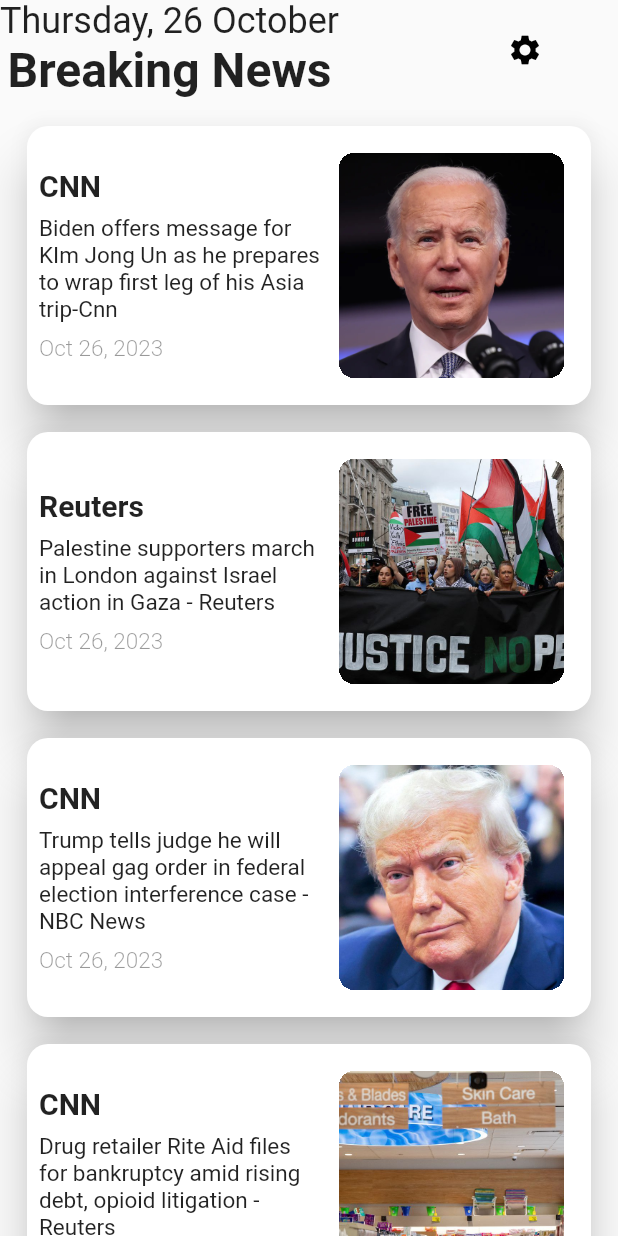
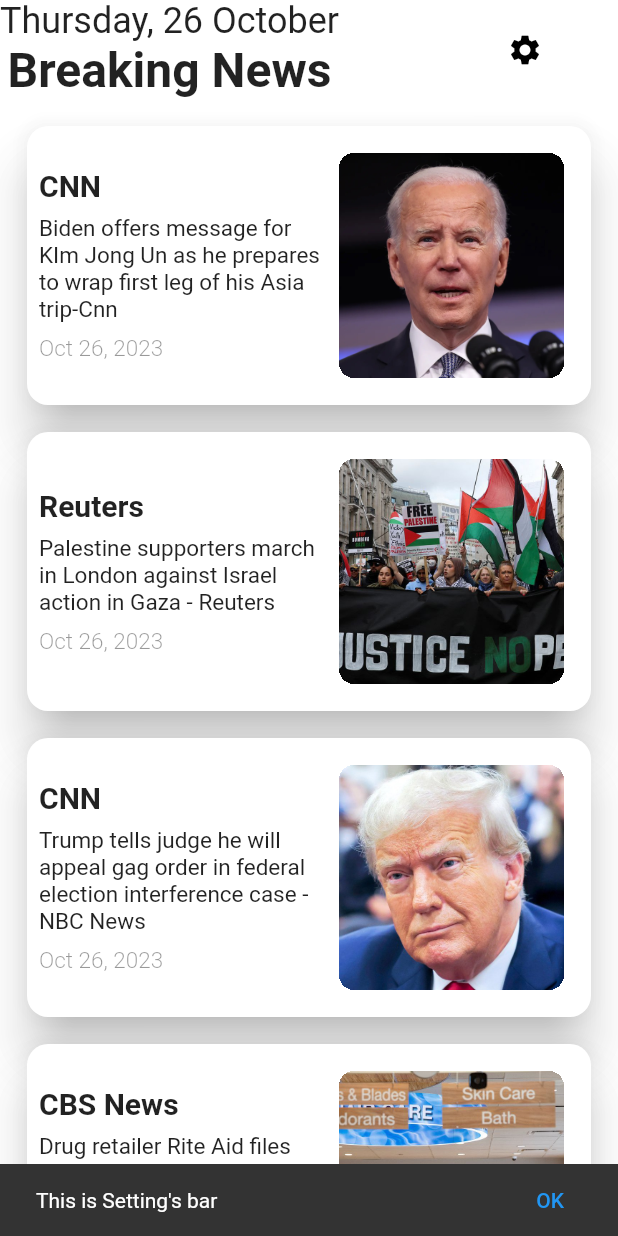
Before and after one commit to d0niy0r/news, a Flutter app: the screen it shows after launch, after a tap on the "settings" icon, on a phone screen of 412 x 824 dp. Run offline on Flutter 3.47's test engine with Material 2 defaults, Android fonts, the phone set to English and light mode, and no system bars.

Commit message:
small fixed

```diff
--- a/lib/main.dart
+++ b/lib/main.dart
@@ -1,13 +1,11 @@
 import 'package:flutter/material.dart';
 import 'package:new_1/widgets/home_page.dart';
-import 'package:intl/intl.dart';
-import 'package:new_1/widgets/news_page.dart';
+
 void main() {
   runApp(MyApp());
 }
 
 class MyApp extends StatelessWidget {
-
   // This widget is the root of your application.
   @override
   Widget build(BuildContext context) {
@@ -17,7 +15,10 @@ class MyApp extends StatelessWidget {
       theme: ThemeData(
         primarySwatch: Colors.blue,
       ),
-      home: HomePage(),
+      initialRoute: '/',
+      routes: {
+        '/': (context) => HomePage(),
+      },
     );
   }
 }
--- a/lib/models/Repository.dart
+++ b/lib/models/Repository.dart
@@ -12,8 +12,8 @@ class Repository {
         "Palestine supporters march in London against Israel action in Gaza - Reuters"),
     Repository("CNN", "assets/image/3.jpg",
         "Trump tells judge he will appeal gag order in federal election interference case - NBC News"),
-    Repository("CNN", "assets/image/4.jpg",
+    Repository("CBS News", "assets/image/4.jpg",
         "Drug retailer Rite Aid files for bankruptcy amid rising debt, opioid litigation - Reuters"),
-    Repository("CNN", "assets/image/1.jpg", ""),
+    Repository("DC", "assets/image/joker.jpg", "This is Joker"),
   ];
 }
--- a/lib/widgets/home_page.dart
+++ b/lib/widgets/home_page.dart
@@ -1,26 +1,16 @@
 import 'package:flutter/material.dart';
 import 'package:intl/intl.dart';
 import 'package:new_1/models/Repository.dart';
+import 'package:new_1/widgets/news_page.dart';
 
 class HomePage extends StatelessWidget {
   final now = DateTime.now();
   final list1 = Repository.list;
 
-  // static List<Repository> list = [
-  //   Repository("CNN", "assets/image/1.jpg",
-  //       "Biden offers message for KIm Jong Un as he prepares to wrap first leg of his Asia trip-Cnn"),
-  //   Repository("Reuters", "assets/image/2.jpg",
-  //       "Palestine supporters march in London against Israel action in Gaza - Reuters"),
-  //   Repository("CNN", "assets/image/3.jpg",
-  //       "Trump tells judge he will appeal gag order in federal election interference case - NBC News"),
-  //   Repository("CNN", "assets/image/4.jpg",
-  //       "Drug retailer Rite Aid files for bankruptcy amid rising debt, opioid litigation - Reuters"),
-  //   Repository("CNN", "assets/image/1.jpg", ""),
-  // ];
-
   @override
   Widget build(BuildContext context) {
     return Scaffold(
+      backgroundColor: Colors.white70,
       body: SafeArea(
         child: Column(
           children: [
@@ -35,7 +25,7 @@ class HomePage extends StatelessWidget {
                         fontWeight: FontWeight.normal,
                       ),
                     ),
-                    Text(
+                    const Text(
                       "Breaking News",
                       style: TextStyle(
                         fontSize: 32,
@@ -46,27 +36,38 @@ class HomePage extends StatelessWidget {
                 ),
                 const SizedBox(width: 100),
                 IconButton(
-                  icon: Icon(
+                  icon: const Icon(
                     Icons.settings,
                     color: Colors.black,
                   ),
-                  onPressed: () {},
+                  onPressed: () {
+                    _showToast(context);
+                  },
                 )
               ],
             ),
             Expanded(
               child: ListView.separated(
-                padding: EdgeInsets.only(
+                padding: const EdgeInsets.only(
                   top: 14,
                   left: 14,
                   right: 14,
                 ),
                 itemCount: list1.length,
                 itemBuilder: (BuildContext context, int index) {
-                  return News(list1[index]);
+                  return InkWell(
+                      onTap: () {
+                        Navigator.push(
+                          context,
+                          MaterialPageRoute(
+                            builder: (context) => NewsPage(list1[index]),
+                          ),
+                        );
+                      },
+                      child: News(list1[index]));
                 },
                 separatorBuilder: (BuildContext context, int index) {
-                  return SizedBox(
+                  return const SizedBox(
                     height: 10,
                   );
                 },
@@ -138,3 +139,16 @@ class HomePage extends StatelessWidget {
     );
   }
 }
+
+void _showToast(BuildContext context) {
+  final scaffold = ScaffoldMessenger.of(context);
+  scaffold.showSnackBar(
+    SnackBar(
+      content: const Text("This is Setting's bar"),
+      action: SnackBarAction(
+        label: 'OK',
+        onPressed: scaffold.hideCurrentSnackBar,
+      ),
+    ),
+  );
+}
```
Also changed, not shown: lib/widgets/news_page.dart (+51 -6 lines), assets/image/joker.jpg (added).
